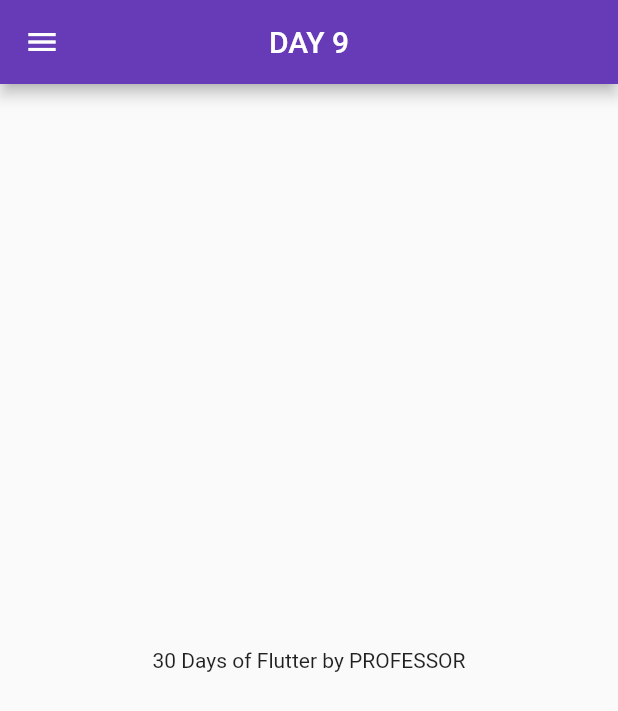
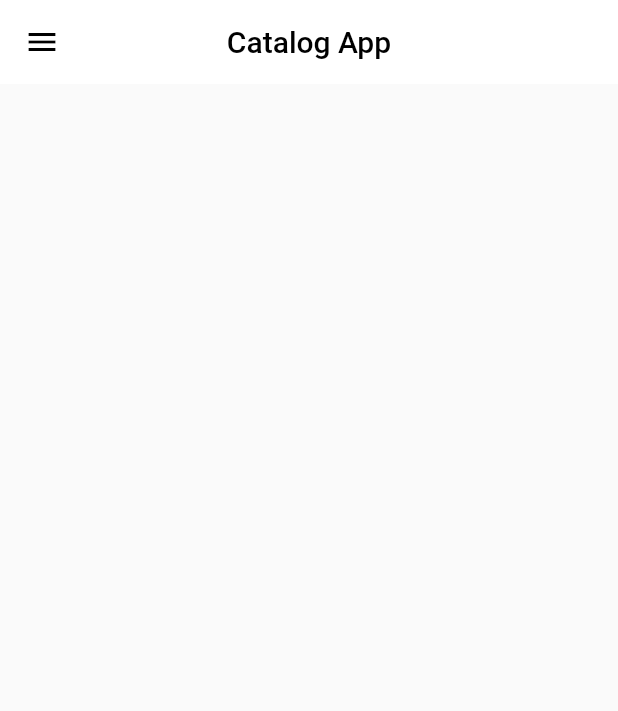
Before and after one commit to talhasiddique7/30_days_of_flutter, a Flutter app: the screen it shows after launch, on a phone screen of 412 x 824 dp. Shown: the top 711 px of the screen. Run offline on Flutter 3.47's test engine with Material 2 defaults, Android fonts, the phone set to English and light mode, and no system bars.

Commit message:
day 10 done

```diff
--- a/lib/main.dart
+++ b/lib/main.dart
@@ -1,8 +1,11 @@
-//Day 9 (Drawer ,dart tools)
+//Day 10 - Models | AppBarTheme | Extracting Theme
 import 'package:days_30_flutter/pages/login_page.dart';
 import 'package:days_30_flutter/utilities/routes.dart';
 import 'package:flutter/material.dart';
-import 'pages/home_page.dart';
+import 'package:days_30_flutter/pages/home_page.dart';
+
+
+
 
 void main() {
   runApp(MyApp());
@@ -12,6 +15,8 @@ class MyApp extends StatelessWidget {
   @override
   Widget build(BuildContext context) {
     return MaterialApp(
+      debugShowCheckedModeBanner: false,
+
       //Routes
       initialRoute: MyRoutes.HomeRoute,
       routes: {
--- a/lib/pages/home_page.dart
+++ b/lib/pages/home_page.dart
@@ -1,30 +1,23 @@
 import 'package:days_30_flutter/widgets/drawer.dart';
 import 'package:flutter/material.dart';
-
 
 class HomePage extends StatelessWidget {
   @override
   Widget build(BuildContext context) {
-
-
-    String name = 'PROFESSOR'; //hold string
     return MaterialApp(
-      //Themes
-      // themeMode: ThemeMode.light,
-      // theme: ThemeData(
-      //   brightness: Brightness.light,
-      // ),
       home: Scaffold(
         appBar: AppBar(
-          title: Text("DAY 9"),
+
+          title: Text("Catalog App",style: TextStyle(
+            color: Colors.black,
+          ),),
+
           centerTitle: true,
-          backgroundColor: Colors.deepPurple,
-        ),
-        body: Center(
-          child: Text("30 Days of Flutter by $name"),
+          backgroundColor: Colors.white,
+          elevation: 0,
+          iconTheme:IconThemeData(color: Colors.black),
         ),
         drawer: MyDrawer(),
-
       ),
     );
   }
--- a/lib/pages/login_page.dart
+++ b/lib/pages/login_page.dart
@@ -1,4 +1,4 @@
-//DAY 9
+//Day 10 - Models | AppBarTheme | Extracting Theme
 
 
 import 'package:days_30_flutter/pages/home_page.dart';
```
Also changed, not shown: lib/models/items.dart (added, +21 -0 lines).
